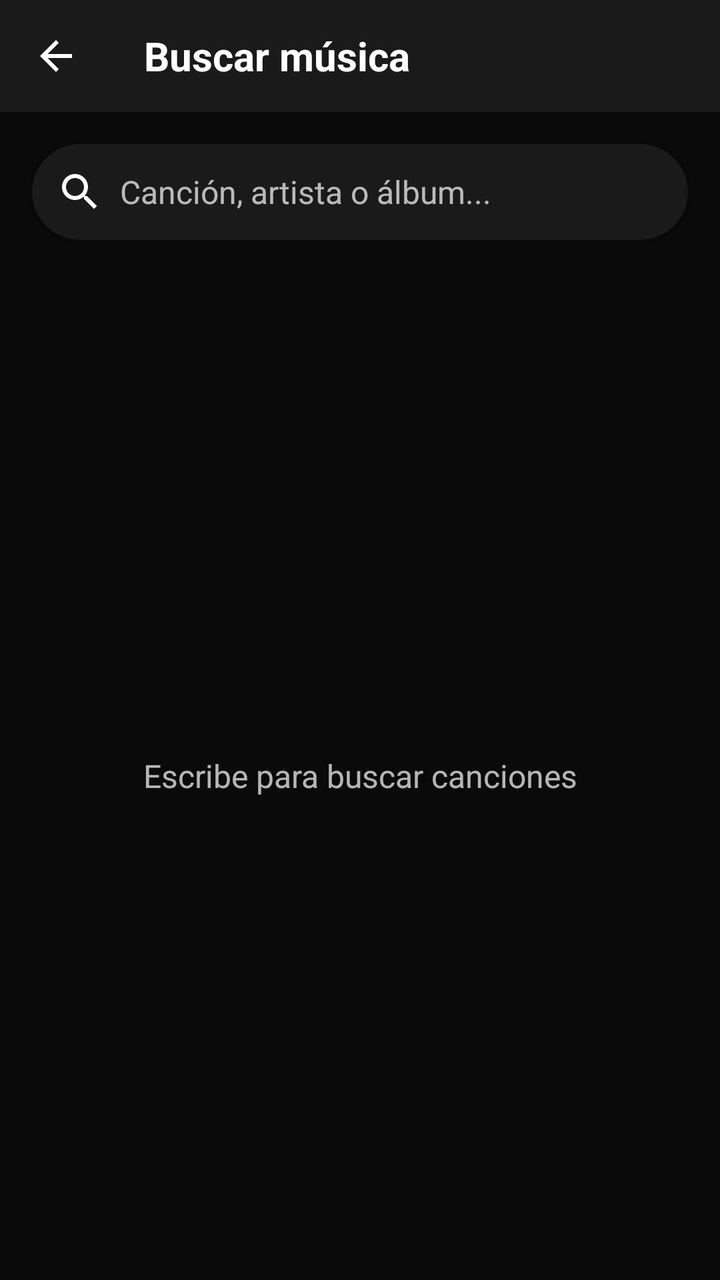
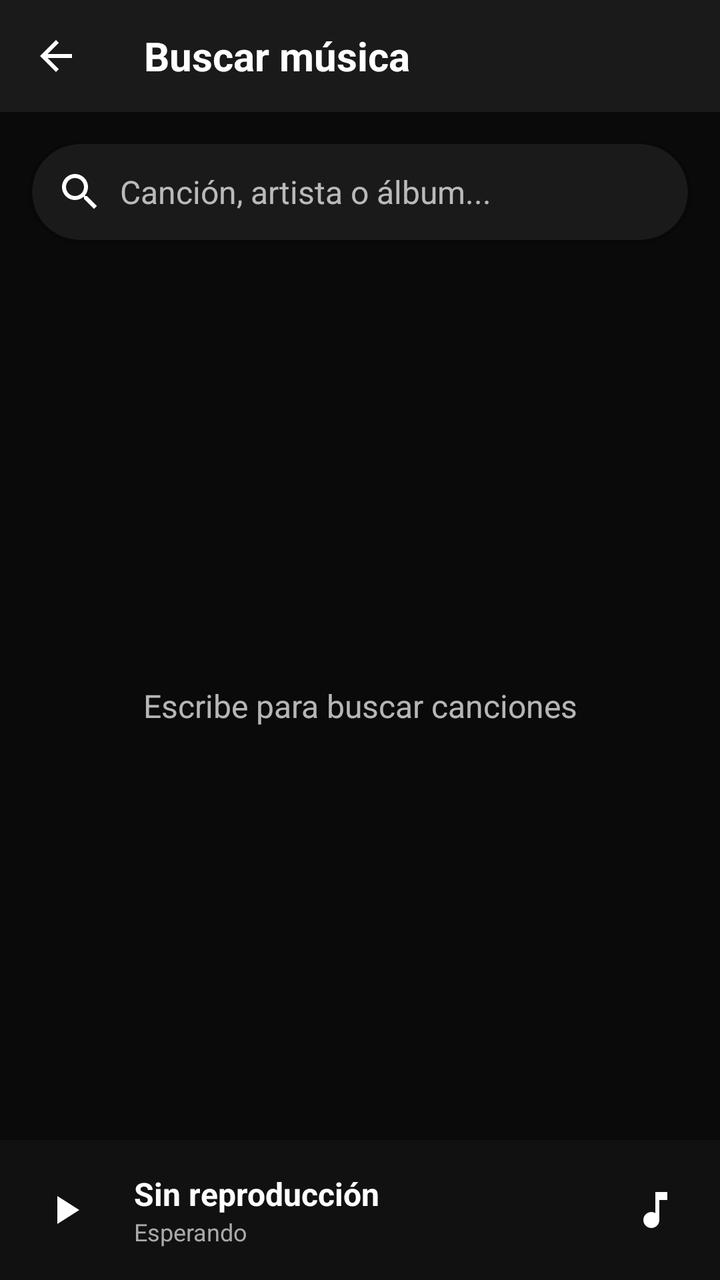

The first picture is an Android layout as it rendered before a commit; the second is the same layout after the commit. The layout source and the unified diff follow.
<!-- AndroidManifest.xml: activity theme Theme.Music1 -->
<!-- res/layout/activity_busqueda_musica.xml -->
<?xml version="1.0" encoding="utf-8"?>
<LinearLayout xmlns:android="http://schemas.android.com/apk/res/android"
    xmlns:app="http://schemas.android.com/apk/res-auto"
    android:layout_width="match_parent"
    android:layout_height="match_parent"
    android:orientation="vertical"
    android:background="@color/fondo_principal">

    
    <com.google.android.material.appbar.MaterialToolbar
        android:id="@+id/toolbar"
        android:layout_width="match_parent"
        android:layout_height="?attr/actionBarSize"
        android:background="@color/fondo_secundario"
        app:navigationIcon="@drawable/ic_arrow_back"
        app:title="Buscar música"
        app:titleTextColor="@color/texto_primario"
        app:titleTextAppearance="@style/Text.H3" />

    
    <com.google.android.material.card.MaterialCardView
        android:layout_width="match_parent"
        android:layout_height="wrap_content"
        android:layout_margin="16dp"
        app:cardCornerRadius="28dp"
        app:cardElevation="4dp"
        app:cardBackgroundColor="@color/fondo_secundario">

        <LinearLayout
            android:layout_width="match_parent"
            android:layout_height="wrap_content"
            android:orientation="horizontal"
            android:padding="12dp"
            android:gravity="center_vertical">

            <ImageView
                android:layout_width="24dp"
                android:layout_height="24dp"
                android:src="@drawable/ic_search"
                android:tint="@color/texto_secundario"
                android:layout_marginEnd="8dp" />

            <EditText
                android:id="@+id/etBuscar"
                android:layout_width="0dp"
                android:layout_height="wrap_content"
                android:layout_weight="1"
                android:hint="Canción, artista o álbum..."
                android:background="@null"
                android:textColorHint="@color/texto_secundario"
                android:textColor="@color/texto_primario"
                android:textSize="16sp"
                android:maxLines="1" />

            <ImageView
                android:id="@+id/ivClear"
                android:layout_width="24dp"
                android:layout_height="24dp"
                android:src="@drawable/ic_close"
                android:tint="@color/texto_secundario"
                android:visibility="gone"
                android:padding="4dp" />
        </LinearLayout>
    </com.google.android.material.card.MaterialCardView>

    
    <FrameLayout
        android:layout_width="match_parent"
        android:layout_height="0dp"
        android:layout_weight="1">

        <ProgressBar
            android:id="@+id/progressBar"
            android:layout_width="48dp"
            android:layout_height="48dp"
            android:layout_gravity="center"
            android:indeterminate="true"
            android:progressTint="@color/accento_principal"
            android:visibility="gone" />

        <TextView
            android:id="@+id/tvEmpty"
            android:layout_width="match_parent"
            android:layout_height="match_parent"
            android:gravity="center"
            android:text="Escribe para buscar canciones"
            android:textColor="@color/texto_secundario"
            android:textSize="16sp"
            android:visibility="visible" />

        <androidx.recyclerview.widget.RecyclerView
            android:id="@+id/recyclerView"
            android:layout_width="match_parent"
            android:layout_height="match_parent"
            android:visibility="gone" />
    </FrameLayout>

</LinearLayout>
<!-- resources referenced by this layout -->
<resources>
  <color name="accento_principal">#BB86FC</color>
  <color name="fondo_principal">#0A0A0A</color>
  <color name="fondo_secundario">#1A1A1A</color>
  <color name="texto_primario">#FFFFFF</color>
  <color name="texto_secundario">#B3FFFFFF</color>
  <!-- drawable ic_arrow_back (drawable) -->
  <vector xmlns:android="http://schemas.android.com/apk/res/android"
      android:width="24dp"
      android:height="24dp"
      android:viewportWidth="24"
      android:viewportHeight="24">
      <path
          android:fillColor="#FFFFFF"
          android:pathData="M20,11H7.83l5.59,-5.59L12,4l-8,8 8,8 1.41,-1.41L7.83,13H20v-2z"/>
  </vector>
  <!-- drawable ic_close (drawable) -->
  <?xml version="1.0" encoding="utf-8"?>
  <vector xmlns:android="http://schemas.android.com/apk/res/android"
      android:width="24dp"
      android:height="24dp"
      android:viewportWidth="24"
      android:viewportHeight="24">
      <path
          android:fillColor="#FFFFFF"
          android:pathData="M19,6.41L17.59,5 12,10.59 6.41,5 5,6.41 10.59,12 5,17.59 6.41,19 12,13.41 17.59,19 19,17.59 13.41,12z"/>
  </vector>
  <!-- drawable ic_search (drawable) -->
  <?xml version="1.0" encoding="utf-8"?>
  <vector xmlns:android="http://schemas.android.com/apk/res/android"
      android:width="24dp"
      android:height="24dp"
      android:viewportWidth="24"
      android:viewportHeight="24">
      <path
          android:fillColor="#FFFFFFFF"
          android:pathData="M15.5,14h-0.79l-0.28,-0.27C15.41,12.59 16,11.11 16,9.5 16,5.91 13.09,3 9.5,3S3,5.91 3,9.5 5.91,16 9.5,16c1.61,0 3.09,-0.59 4.23,-1.57l0.27,0.28v0.79l5,4.99L20.49,19l-4.99,-5zM9.5,14C7.01,14 5,11.99 5,9.5S7.01,5 9.5,5 14,7.01 14,9.5 11.99,14 9.5,14z"/>
  </vector>
  <style name="Text.H3" parent="TextAppearance.AppCompat">
          <item name="android:textSize">20sp</item>
          <item name="android:textStyle">bold</item>
          <item name="android:textColor">@color/texto_primario</item>
      </style>
  <style name="Theme.Music1" parent="Theme.MaterialComponents.DayNight.NoActionBar">
          <item name="colorPrimary">@color/accento_principal</item>
          <item name="colorPrimaryDark">@color/azul_profundo</item>
          <item name="colorAccent">@color/destello_play</item>
          <item name="android:windowBackground">@color/fondo_principal</item>
          <item name="android:colorBackground">@color/fondo_principal</item>
          <item name="android:textColorPrimary">@color/texto_primario</item>
          <item name="android:textColorSecondary">@color/texto_secundario</item>
          <item name="android:statusBarColor">@color/fondo_principal</item>
      </style>
  <color name="azul_profundo">#0A1929</color>
  <color name="destello_play">#03DAC6</color>
</resources>

<!-- the commit's change to res/layout/activity_busqueda_musica.xml (unified diff, before → after) -->
@@ -92,7 +92,64 @@
             android:id="@+id/recyclerView"
             android:layout_width="match_parent"
             android:layout_height="match_parent"
-            android:visibility="gone" />
+            android:visibility="gone"
+            android:paddingBottom="80dp" />
     </FrameLayout>
+    <include layout="@layout/layout_miniplayer" />
 
 </LinearLayout>
+<!-- res/layout/layout_miniplayer.xml (included above) -->
+<?xml version="1.0" encoding="utf-8"?>
+<LinearLayout xmlns:android="http://schemas.android.com/apk/res/android"
+    android:id="@+id/miniPlayer"
+    android:layout_width="match_parent"
+    android:layout_height="70dp"
+    android:layout_alignParentBottom="true"
+    android:background="#111111"
+    android:orientation="horizontal"
+    android:padding="10dp"
+    android:gravity="center_vertical">
+
+    <ImageButton
+        android:id="@+id/btnMiniPlay"
+        android:layout_width="45dp"
+        android:layout_height="45dp"
+        android:background="@android:color/transparent"
+        android:src="@drawable/ic_play"
+        android:tint="@android:color/white" />
+
+    <LinearLayout
+        android:layout_width="0dp"
+        android:layout_height="wrap_content"
+        android:layout_weight="1"
+        android:orientation="vertical"
+        android:paddingStart="12dp">
+
+        <TextView
+            android:id="@+id/txtMiniTitulo"
+            android:layout_width="wrap_content"
+            android:layout_height="wrap_content"
+            android:text="Sin reproducción"
+            android:textColor="@android:color/white"
+            android:textSize="16sp"
+            android:textStyle="bold" />
+
+        <TextView
+            android:id="@+id/txtMiniEstado"
+            android:layout_width="wrap_content"
+            android:layout_height="wrap_content"
+            android:text="Esperando"
+            android:textColor="#AAAAAA"
+            android:textSize="12sp" />
+
+    </LinearLayout>
+
+    <ImageButton
+        android:id="@+id/btnAbrirPlayer"
+        android:layout_width="45dp"
+        android:layout_height="45dp"
+        android:background="@android:color/transparent"
+        android:src="@drawable/ic_music_note"
+        android:tint="@android:color/white" />
+
+</LinearLayout>
<!-- resource entries referenced after the edit -->
@@ -25,6 +25,28 @@
       <path
           android:fillColor="#FFFFFF"
           android:pathData="M19,6.41L17.59,5 12,10.59 6.41,5 5,6.41 10.59,12 5,17.59 6.41,19 12,13.41 17.59,19 19,17.59 13.41,12z"/>
+  </vector>
+  <!-- drawable ic_music_note (drawable) -->
+  <?xml version="1.0" encoding="utf-8"?>
+  <vector xmlns:android="http://schemas.android.com/apk/res/android"
+      android:width="24dp"
+      android:height="24dp"
+      android:viewportWidth="24"
+      android:viewportHeight="24">
+      <path
+          android:fillColor="#FFFFFFFF"
+          android:pathData="M12,3v10.55c-0.59,-0.34 -1.27,-0.55 -2,-0.55 -2.21,0 -4,1.79 -4,4s1.79,4 4,4 4,-1.79 4,-4V7h4V3h-6z"/>
+  </vector>
+  <!-- drawable ic_play (drawable) -->
+  <?xml version="1.0" encoding="utf-8"?>
+  <vector xmlns:android="http://schemas.android.com/apk/res/android"
+      android:width="24dp"
+      android:height="24dp"
+      android:viewportWidth="24"
+      android:viewportHeight="24">
+      <path
+          android:fillColor="#FFFFFF"
+          android:pathData="M8,5v14l11,-7z"/>
   </vector>
   <!-- drawable ic_search (drawable) -->
   <?xml version="1.0" encoding="utf-8"?>
